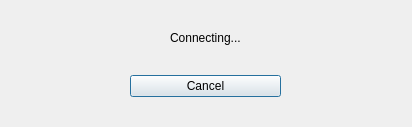
Old version of the form Editor/ConnectingDialog.ui in the repository hamfirst/StormBrewerEngine.
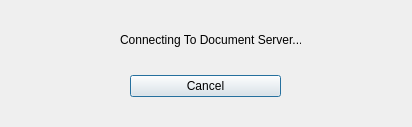
New version of the form.

Diff of the .ui file:
```diff
--- a/Editor/ConnectingDialog.ui
+++ b/Editor/ConnectingDialog.ui
@@ -50,14 +50,14 @@
   <widget class="QLabel" name="label">
    <property name="geometry">
     <rect>
-     <x>170</x>
+     <x>120</x>
      <y>30</y>
-     <width>131</width>
-     <height>16</height>
+     <width>181</width>
+     <height>20</height>
     </rect>
    </property>
    <property name="text">
-    <string>Connecting...</string>
+    <string>Connecting To Document Server...</string>
    </property>
   </widget>
  </widget>
```
Left out of the diff: 2 changed lines with no effect on the pictures.
